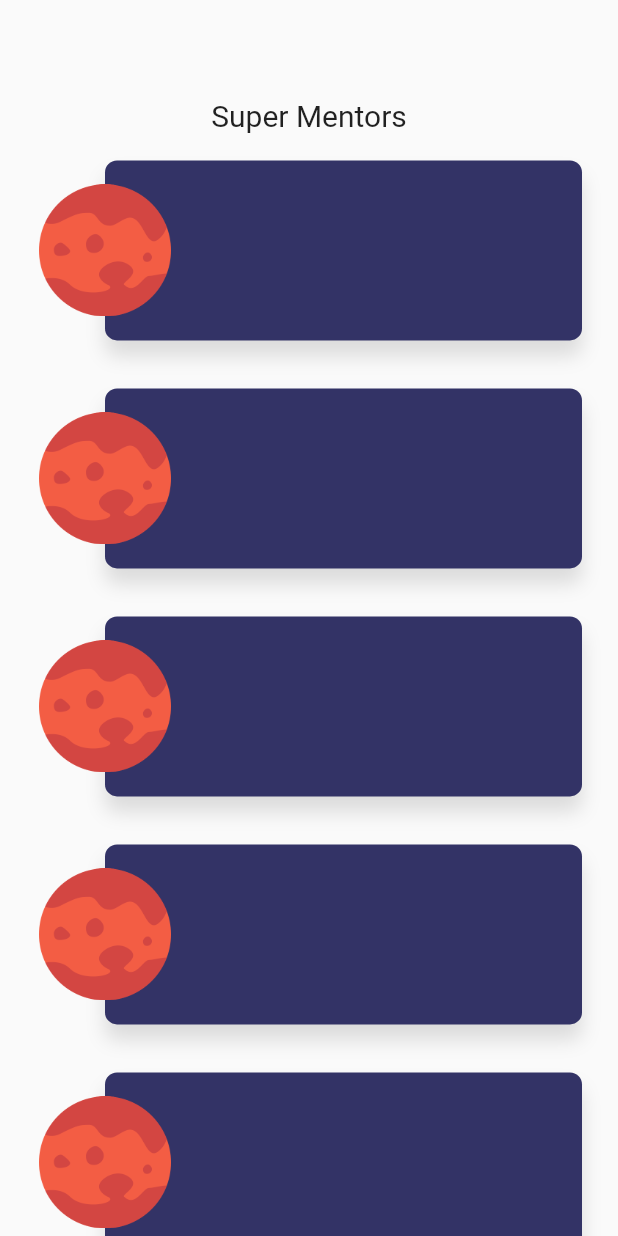
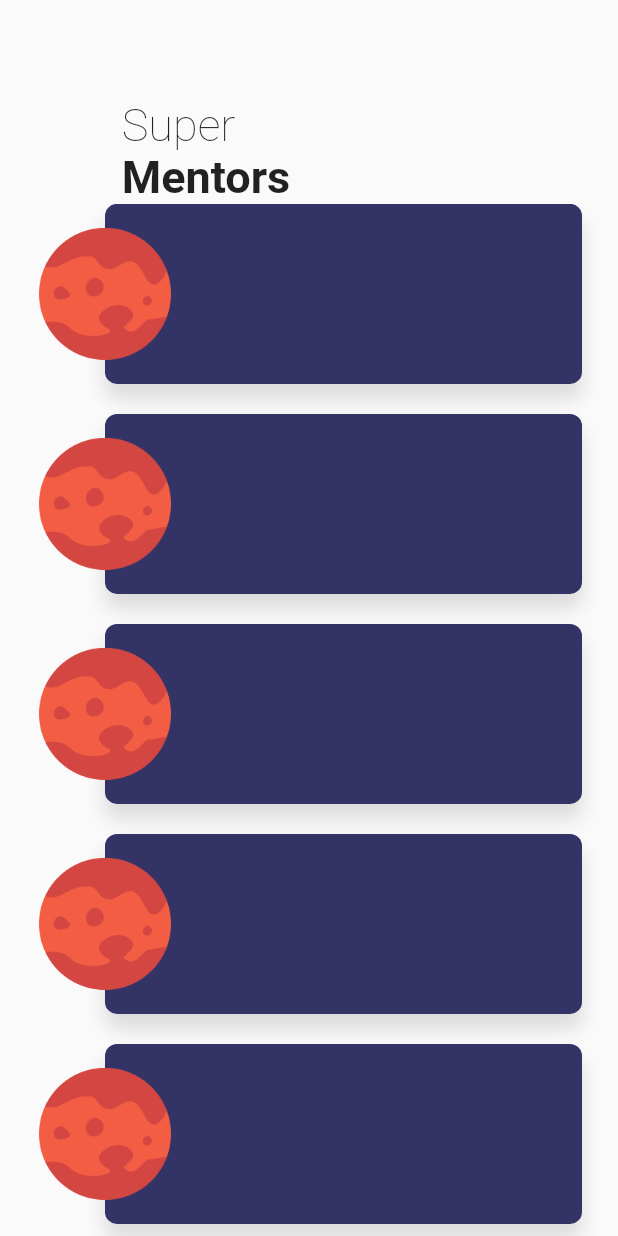
Before and after one commit to SangeetManghnani/fluttiebuds, a Flutter app: the MentorRegister screen opened directly, on a phone screen of 412 x 824 dp. Run offline on Flutter 3.47's test engine with Material 2 defaults, Android fonts, the phone set to English and light mode, and no system bars.

Commit message:
ui enhancements -mentor card

```diff
--- a/lib/pages/mentorProfileCard/mentorCard.dart
+++ b/lib/pages/mentorProfileCard/mentorCard.dart
@@ -16,7 +16,13 @@ import 'package:flutter/material.dart';
 Widget mentorCard(BuildContext context, int index) {
     return Container(
       height: 120.0,
-      margin: EdgeInsets.symmetric(vertical: 16.0, horizontal: 24.0),
+      margin: EdgeInsets.only(
+        top: 0.0,
+        bottom: 20.0,
+        right: 24.0,
+        left: 24.0
+      ),
+      // margin: EdgeInsets.symmetric(vertical: 0.0, horizontal: 24.0),
       child: new Stack(
         children: <Widget>[_mentorThumbnail, _mentorDetails],
       ),
--- a/lib/pages/mentorRegister/MentorRegisterRoot.dart
+++ b/lib/pages/mentorRegister/MentorRegisterRoot.dart
@@ -9,8 +9,25 @@ class MentorRegister extends StatelessWidget {
         body: Column(
       children: <Widget>[
         Container(
-          margin: EdgeInsets.only(top: MediaQuery.of(context).size.height *0.08, right: 5.0, left: 5.0, bottom: 2.0),
-          child: Text('Super Mentors', style: TextStyle(fontSize: 20.0,),),
+          alignment: FractionalOffset(0.25, 0),
+          margin: EdgeInsets.only(
+              top: MediaQuery.of(context).size.height * 0.08,
+              right: 5.0,
+              left: 10.0,
+              bottom: 0.0),
+          child: Column(
+            crossAxisAlignment: CrossAxisAlignment.start,
+            children: <Widget>[
+              Text(
+                'Super',
+                style: TextStyle(fontSize: 30.0, fontWeight: FontWeight.w200),
+              ),
+              Text(
+                'Mentors',
+                style: TextStyle(fontSize: 30.0,fontWeight: FontWeight.bold),
+              ),
+            ],
+          ),
         ),
         Expanded(child: MentorList('Arvind'))
       ],
```
